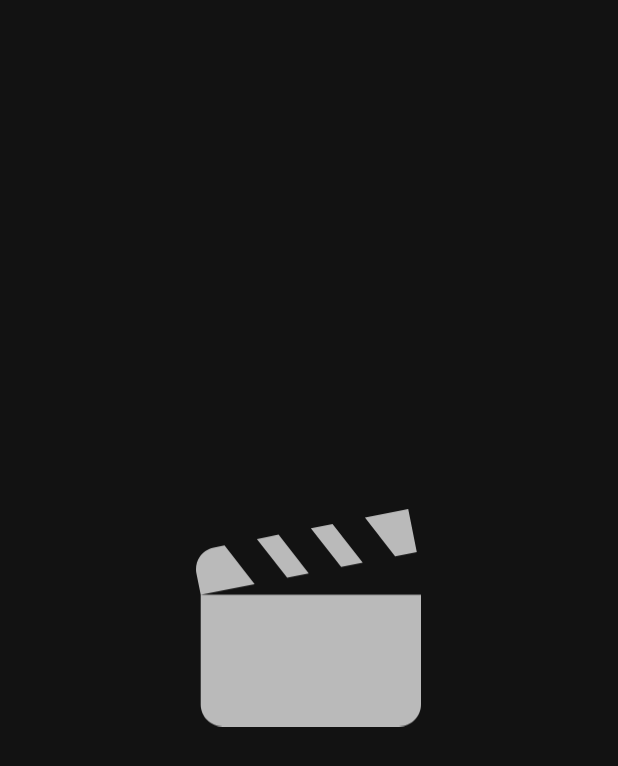
After one commit to lyeonj/madcamp-silverscreen, an Android app: the layout splash_screen.xml on its own in the app's theme, with its tools: preview values and no code run, on a phone screen of 412 x 824 dp. The commit adds this screen. Shown: the top 766 px of the screen. Run offline under Robolectric (Android 15) with nearby library versions, the phone set to English and light mode, and no system bars.

Commit message:
feat: Splash Screen 초기 구현

```diff
--- a/app/build.gradle.kts
+++ b/app/build.gradle.kts
@@ -48,6 +48,7 @@ dependencies {
     implementation(libs.androidx.lifecycle.viewmodel.ktx)
     implementation(libs.androidx.navigation.fragment.ktx)
     implementation(libs.androidx.navigation.ui.ktx)
+    implementation("androidx.core:core-splashscreen:1.0.0")
     testImplementation(libs.junit)
     androidTestImplementation(libs.androidx.junit)
     androidTestImplementation(libs.androidx.espresso.core)
--- a/app/src/main/AndroidManifest.xml
+++ b/app/src/main/AndroidManifest.xml
@@ -15,6 +15,7 @@
         <activity
             android:name=".MainActivity"
             android:exported="true"
+            android:theme="@style/Theme.SilverScreen.Splash"
             android:label="@string/app_name">
             <intent-filter>
                 <action android:name="android.intent.action.MAIN" />
--- a/app/src/main/kotlin/com/example/silverscreen/MainActivity.kt
+++ b/app/src/main/kotlin/com/example/silverscreen/MainActivity.kt
@@ -6,12 +6,23 @@ import androidx.appcompat.app.AppCompatActivity
 import androidx.navigation.findNavController
 import androidx.navigation.ui.setupWithNavController
 import com.example.silverscreen.databinding.ActivityMainBinding
+import androidx.core.splashscreen.SplashScreen.Companion.installSplashScreen
 
 class MainActivity : AppCompatActivity() {
 
     private lateinit var binding: ActivityMainBinding
 
     override fun onCreate(savedInstanceState: Bundle?) {
+        // 1) SplashScreen 초기화
+        val splash = installSplashScreen()
+
+        // 2) 앱 런칭 시점 기록
+        val start = System.currentTimeMillis()
+        // 3) 전체 2000ms 동안 유지하도록 조건 지정
+        splash.setKeepOnScreenCondition {
+            System.currentTimeMillis() - start < 2000L
+        }
+
         super.onCreate(savedInstanceState)
 
         binding = ActivityMainBinding.inflate(layoutInflater)
--- /dev/null
+++ b/app/src/main/res/drawable/ic_my_logo.xml
@@ -0,0 +1,9 @@
+<vector xmlns:android="http://schemas.android.com/apk/res/android"
+    android:width="300dp"
+    android:height="290dp"
+    android:viewportWidth="30.0"
+    android:viewportHeight="29.0">
+    <path
+        android:fillColor="#BABABA"
+        android:pathData="M28.2965 0L22.525 1.14127L26.5489 6.32089L29.4419 5.73562L28.2965 0ZM18.2075 1.98991L15.3144 2.56054L19.3529 7.72553L22.2313 7.15489L18.2075 1.98991ZM11.0115 3.39455L8.11844 3.99445L12.157 9.15943L15.0354 8.5888L11.0115 3.39455ZM3.80087 4.85772L2.36168 5.13572C1.59859 5.28763 0.927188 5.73504 0.494901 6.37971C0.0626134 7.02439 -0.0952277 7.81364 0.0560344 8.57417L0.628773 11.442L7.82472 10.0227L3.80087 4.85772ZM0.628773 11.442V26.0737C0.628773 26.8498 0.938219 27.5941 1.48904 28.1429C2.03985 28.6917 2.78692 29 3.5659 29H27.0629C28.693 29 30 27.6978 30 26.0737V11.442H0.628773Z" />
+</vector>
--- /dev/null
+++ b/app/src/main/res/layout/splash_screen.xml
@@ -0,0 +1,19 @@
+<?xml version="1.0" encoding="utf-8"?>
+<androidx.constraintlayout.widget.ConstraintLayout xmlns:android="http://schemas.android.com/apk/res/android"
+    android:layout_width="match_parent"
+    android:layout_height="match_parent">
+
+    <FrameLayout xmlns:android="http://schemas.android.com/apk/res/android"
+        android:layout_width="match_parent"
+        android:layout_height="match_parent"
+        android:background="@color/black">
+
+        <ImageView
+            android:id="@+id/splash_logo"
+            android:layout_width="150dp"
+            android:layout_height="150dp"
+            android:layout_gravity="center"
+            android:src="@drawable/ic_my_logo"
+            android:scaleType="centerInside"/>
+    </FrameLayout>
+</androidx.constraintlayout.widget.ConstraintLayout>
--- a/app/src/main/res/values-night/themes.xml
+++ b/app/src/main/res/values-night/themes.xml
@@ -12,4 +12,15 @@
         <!-- Status bar color -->
         <item name="android:statusBarColor">?attr/colorPrimaryVariant</item>
     </style>
+
+    <style name="Theme.SilverScreen.Splash" parent="Theme.SplashScreen">
+        <!-- 스플래시 배경색 -->
+        <item name="windowSplashScreenBackground">@color/black</item>
+        <!-- 스플래시에 띄울 로고(drawable) -->
+        <item name="windowSplashScreenAnimatedIcon">@drawable/ic_my_logo</item>
+        <!-- 로고 애니메이션 지속시간 조정 (ms 단위) -->
+        <item name="windowSplashScreenAnimationDuration">2000</item>
+        <!-- SplashScreen 후 적용할 앱 기본 테마 -->
+        <item name="postSplashScreenTheme">@style/Theme.SilverScreen</item>
+    </style>
 </resources>
--- a/app/src/main/res/values/themes.xml
+++ b/app/src/main/res/values/themes.xml
@@ -12,4 +12,15 @@
         <!-- Status bar color -->
         <item name="android:statusBarColor">?attr/colorPrimaryVariant</item>
     </style>
+
+    <style name="Theme.SilverScreen.Splash" parent="Theme.SplashScreen">
+        <!-- 스플래시 배경색 -->
+        <item name="windowSplashScreenBackground">@color/black</item>
+        <!-- 스플래시에 띄울 로고(drawable) -->
+        <item name="windowSplashScreenAnimatedIcon">@drawable/ic_my_logo</item>
+        <!-- 로고 애니메이션 지속시간 조정 (ms 단위) -->
+        <item name="windowSplashScreenAnimationDuration">2000</item>
+        <!-- SplashScreen 후 적용할 앱 기본 테마 -->
+        <item name="postSplashScreenTheme">@style/Theme.SilverScreen</item>
+    </style>
 </resources>
```
